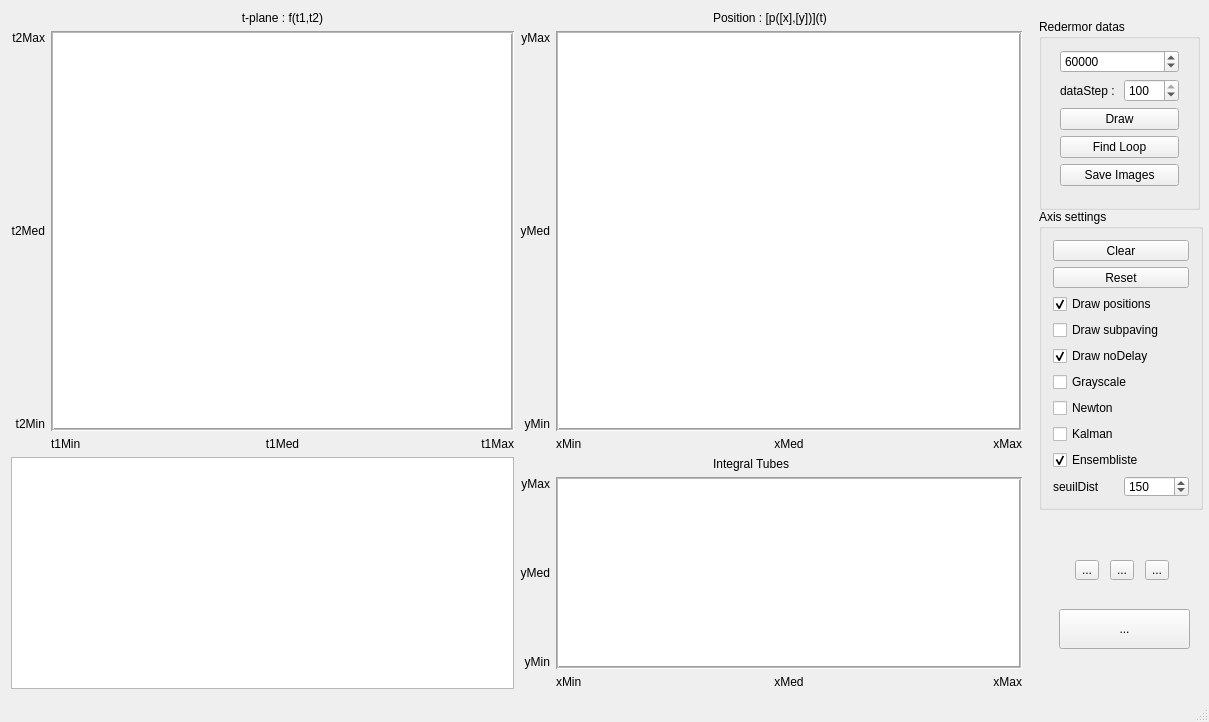
ClementAubry/loop-detection, file mainwindow.ui: the form before one commit.
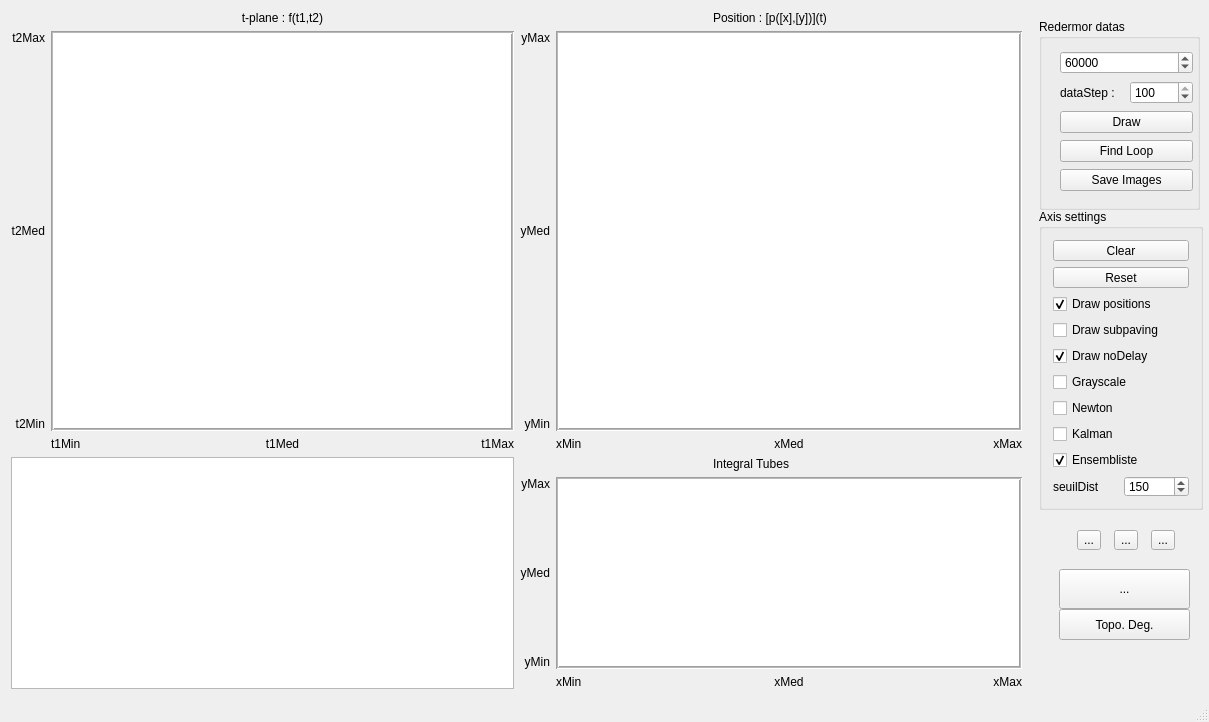
The form after the commit. Icons and pictures are not drawn.

Commit message: [src] Adding Topological degrees button

Diff of the .ui file:
```diff
--- a/mainwindow.ui
+++ b/mainwindow.ui
@@ -379,8 +379,8 @@
        <rect>
         <x>10</x>
         <y>20</y>
-        <width>141</width>
-        <height>163</height>
+        <width>155</width>
+        <height>167</height>
        </rect>
       </property>
       <layout class="QVBoxLayout" name="verticalLayout">
@@ -569,7 +569,7 @@
      <property name="geometry">
       <rect>
        <x>20</x>
-       <y>590</y>
+       <y>550</y>
        <width>131</width>
        <height>40</height>
       </rect>
@@ -592,8 +592,8 @@
      <property name="geometry">
       <rect>
        <x>20</x>
-       <y>530</y>
-       <width>128</width>
+       <y>500</y>
+       <width>136</width>
        <height>42</height>
       </rect>
      </property>
@@ -651,6 +651,19 @@
       </item>
      </layout>
     </widget>
+    <widget class="QToolButton" name="toposDegToolButton">
+     <property name="geometry">
+      <rect>
+       <x>20</x>
+       <y>590</y>
+       <width>131</width>
+       <height>31</height>
+      </rect>
+     </property>
+     <property name="text">
+      <string>Topo. Deg.</string>
+     </property>
+    </widget>
    </widget>
   </widget>
   <widget class="QMenuBar" name="menuBar">
```
Left out of the diff: 2 changed lines with no effect on the pictures. The commit also changes 4 other files.
